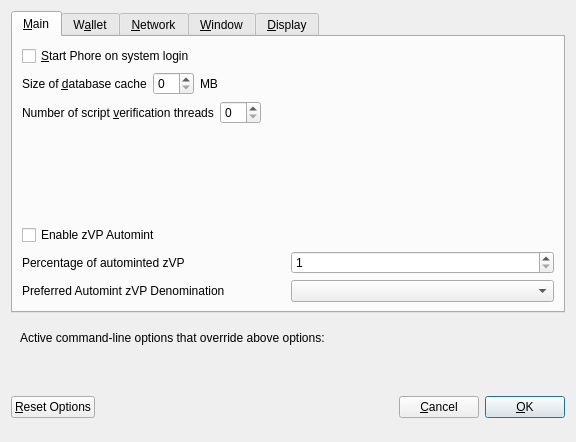
First picture: the form in src/qt/forms/optionsdialog.ui, repository vpubchain/Phore, before the edit.
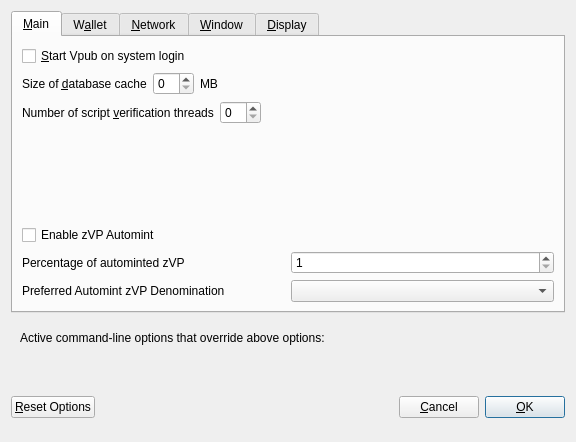
Second picture: the form after the edit. The open tabs and pages were chosen to show the change. Custom widgets are drawn as their Qt base class.

Commit message: Phore to Vpub

```diff
--- a/src/qt/forms/optionsdialog.ui
+++ b/src/qt/forms/optionsdialog.ui
@@ -33,7 +33,7 @@
           <string>Automatically start Phore after logging in to the system.</string>
          </property>
          <property name="text">
-          <string>&amp;Start Phore on system login</string>
+          <string>&amp;Start Vpub on system login</string>
          </property>
         </widget>
        </item>
```
Left out of the diff: 10 changed lines with no effect on the pictures. The commit also changes 182 other files.
